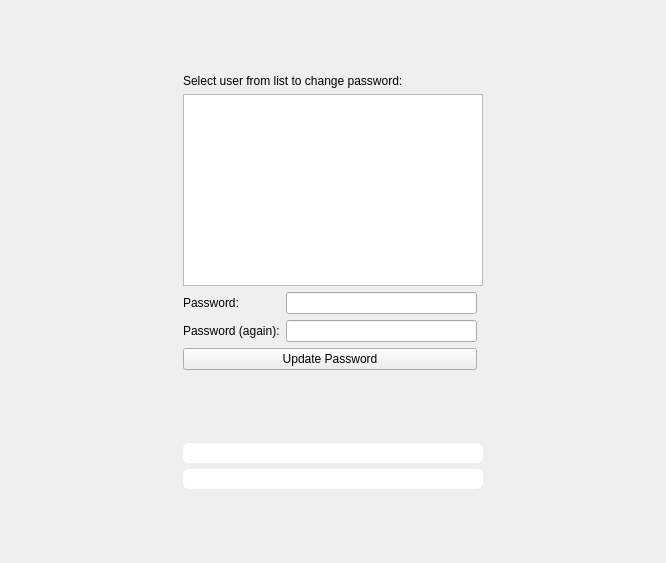
dadas45li/yali, file yali4/gui/Ui/rescuepasswordwidget.ui: the form before one commit.
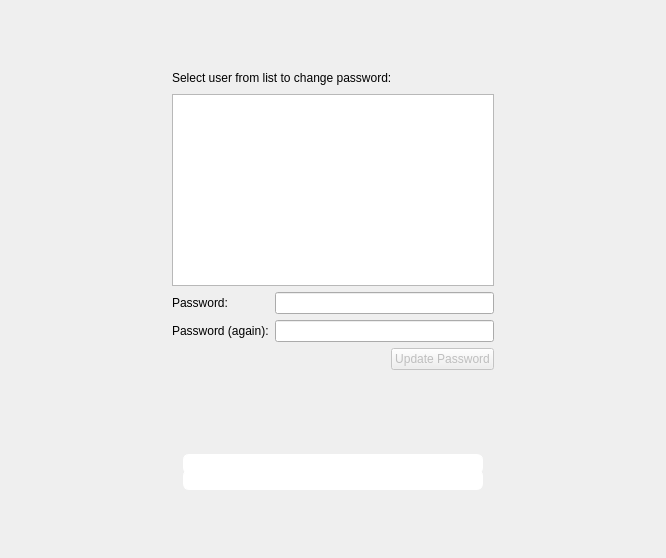
The form after the commit.

```diff
--- a/yali4/gui/Ui/rescuepasswordwidget.ui
+++ b/yali4/gui/Ui/rescuepasswordwidget.ui
@@ -7,7 +7,7 @@
     <x>0</x>
     <y>0</y>
     <width>666</width>
-    <height>563</height>
+    <height>558</height>
    </rect>
   </property>
   <property name="windowTitle">
@@ -16,7 +16,7 @@
   <property name="styleSheet">
    <string notr="true"/>
   </property>
-  <layout class="QGridLayout" name="gridLayout">
+  <layout class="QGridLayout" name="gridLayout_2">
    <item row="0" column="1">
     <spacer>
      <property name="orientation">
@@ -50,8 +50,6 @@
     </spacer>
    </item>
    <item row="1" column="1">
-    <layout class="QGridLayout" name="gridLayout_2">
-     <item row="0" column="0" colspan="2">
       <widget class="QLabel" name="infoLabel_2">
        <property name="styleSheet">
         <string notr="true"/>
@@ -64,10 +62,26 @@
        </property>
       </widget>
      </item>
-     <item row="1" column="0" colspan="2">
+   <item row="1" column="2">
+    <spacer>
+     <property name="orientation">
+      <enum>Qt::Horizontal</enum>
+     </property>
+     <property name="sizeType">
+      <enum>QSizePolicy::Expanding</enum>
+     </property>
+     <property name="sizeHint" stdset="0">
+      <size>
+       <width>131</width>
+       <height>20</height>
+      </size>
+     </property>
+    </spacer>
+   </item>
+   <item row="2" column="1">
       <widget class="QListWidget" name="userList"/>
      </item>
-     <item row="2" column="0">
+   <item row="3" column="1">
       <layout class="QFormLayout" name="formLayout">
        <item row="0" column="0">
         <widget class="QLabel" name="textLabel1_2">
@@ -105,8 +119,26 @@
        </item>
       </layout>
      </item>
-     <item row="3" column="0">
+   <item row="4" column="1">
+    <layout class="QHBoxLayout" name="horizontalLayout">
+     <item>
+      <spacer name="horizontalSpacer_3">
+       <property name="orientation">
+        <enum>Qt::Horizontal</enum>
+       </property>
+       <property name="sizeHint" stdset="0">
+        <size>
+         <width>40</width>
+         <height>20</height>
+        </size>
+       </property>
+      </spacer>
+     </item>
+     <item>
       <widget class="QPushButton" name="updatePassword">
+       <property name="enabled">
+        <bool>false</bool>
+       </property>
        <property name="text">
         <string>Update Password</string>
        </property>
@@ -114,23 +146,7 @@
      </item>
     </layout>
    </item>
-   <item row="1" column="2">
-    <spacer>
-     <property name="orientation">
-      <enum>Qt::Horizontal</enum>
-     </property>
-     <property name="sizeType">
-      <enum>QSizePolicy::Expanding</enum>
-     </property>
-     <property name="sizeHint" stdset="0">
-      <size>
-       <width>131</width>
-       <height>20</height>
-      </size>
-     </property>
-    </spacer>
-   </item>
-   <item row="2" column="1">
+   <item row="5" column="1">
     <spacer name="verticalSpacer">
      <property name="orientation">
       <enum>Qt::Vertical</enum>
@@ -143,7 +159,7 @@
      </property>
     </spacer>
    </item>
-   <item row="3" column="0">
+   <item row="6" column="0">
     <spacer name="horizontalSpacer_2">
      <property name="orientation">
       <enum>Qt::Horizontal</enum>
@@ -156,7 +172,22 @@
      </property>
     </spacer>
    </item>
-   <item row="3" column="1">
+   <item row="6" column="1">
+    <widget class="QWidget" name="widget" native="true">
+     <property name="minimumSize">
+      <size>
+       <width>0</width>
+       <height>48</height>
+      </size>
+     </property>
+     <property name="maximumSize">
+      <size>
+       <width>16777215</width>
+       <height>48</height>
+      </size>
+     </property>
+     <layout class="QGridLayout" name="gridLayout">
+      <item row="0" column="0">
     <widget class="QLabel" name="pass_error">
      <property name="minimumSize">
       <size>
@@ -184,20 +215,7 @@
      </property>
     </widget>
    </item>
-   <item row="3" column="2">
-    <spacer name="horizontalSpacer">
-     <property name="orientation">
-      <enum>Qt::Horizontal</enum>
-     </property>
-     <property name="sizeHint" stdset="0">
-      <size>
-       <width>40</width>
-       <height>20</height>
-      </size>
-     </property>
-    </spacer>
-   </item>
-   <item row="4" column="1">
+      <item row="1" column="0">
     <widget class="QLabel" name="caps_error">
      <property name="minimumSize">
       <size>
@@ -225,7 +243,23 @@
      </property>
     </widget>
    </item>
-   <item row="5" column="1">
+     </layout>
+    </widget>
+   </item>
+   <item row="6" column="2">
+    <spacer name="horizontalSpacer">
+     <property name="orientation">
+      <enum>Qt::Horizontal</enum>
+     </property>
+     <property name="sizeHint" stdset="0">
+      <size>
+       <width>40</width>
+       <height>20</height>
+      </size>
+     </property>
+    </spacer>
+   </item>
+   <item row="7" column="1">
     <spacer>
      <property name="orientation">
       <enum>Qt::Vertical</enum>
```
Lines whose indentation alone changed are shown as unchanged.
